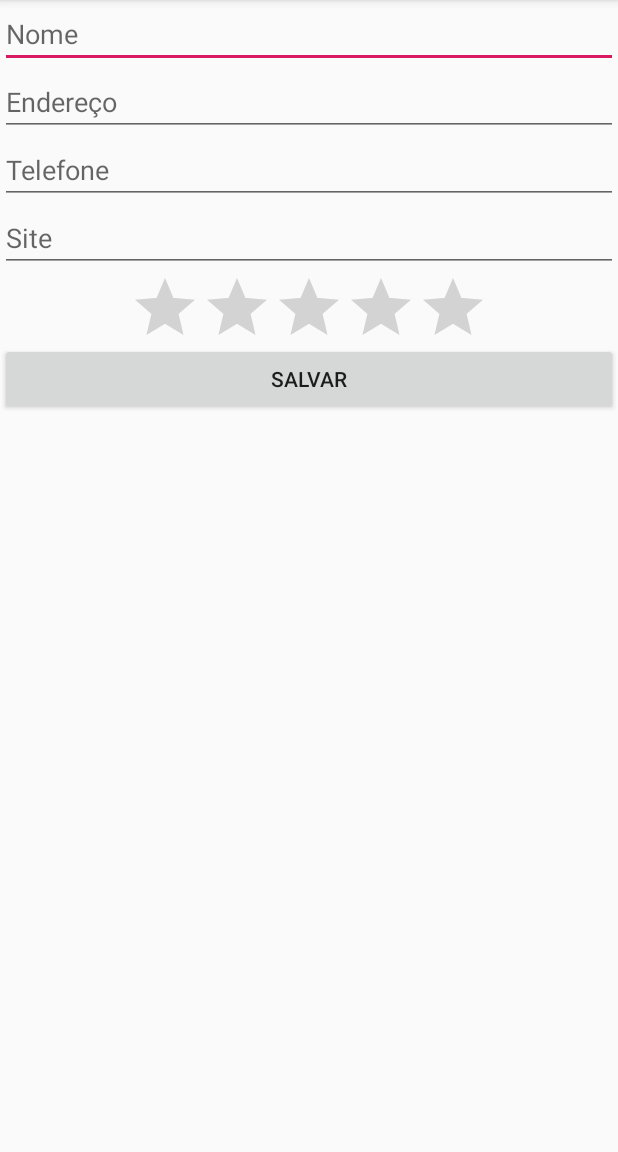
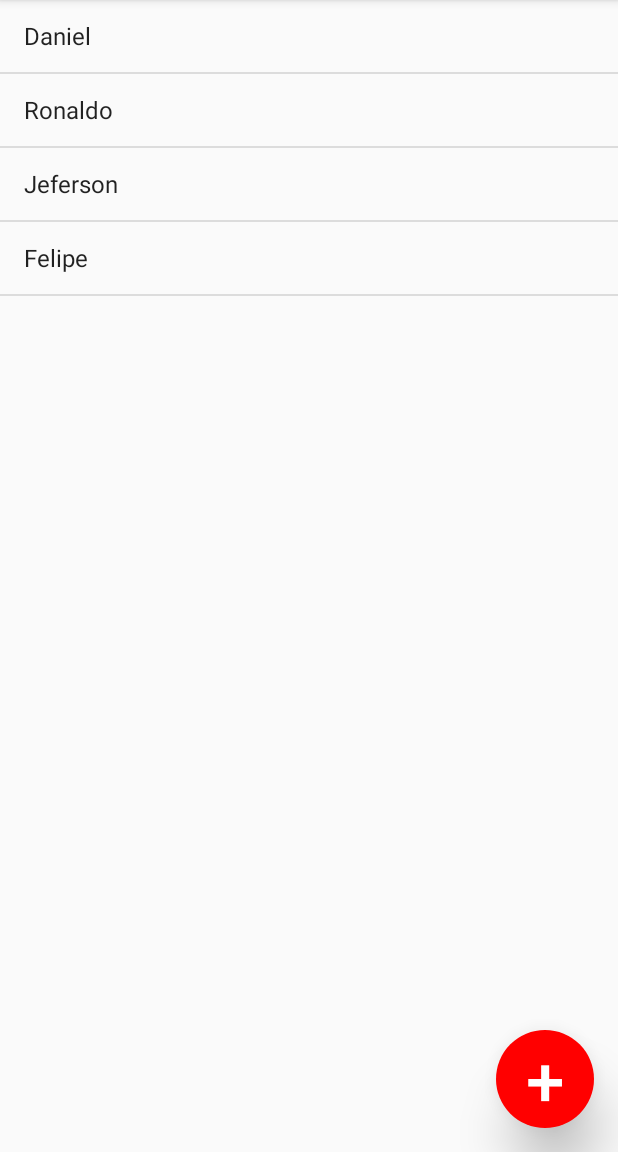
Before and after one commit to ferjesusjs8/AndroidStudio, an Android app: the screen it shows after launch (Formulario before the commit, MainActivity after it), on a phone screen of 412 x 824 dp, the part 84-1236 px from its top. Run offline under Robolectric (Android 15) with nearby library versions, the phone set to English and light mode, and no system bars.

Commit message:
In Progress

```diff
--- a/ProinterV/app/src/main/AndroidManifest.xml
+++ b/ProinterV/app/src/main/AndroidManifest.xml
@@ -10,15 +10,15 @@
         android:supportsRtl="true"
         android:theme="@style/AppTheme">
         <activity android:name=".Formulario">
+
+        </activity>
+        <activity android:name=".MainActivity">
             <intent-filter>
                 <action android:name="android.intent.action.MAIN" />
 
                 <category android:name="android.intent.category.LAUNCHER" />
             </intent-filter>
         </activity>
-        <activity android:name=".MainActivity">
-
-        </activity>
     </application>
 
 </manifest>
--- a/ProinterV/app/src/main/java/com/anhanguera/prointerv/Formulario.java
+++ b/ProinterV/app/src/main/java/com/anhanguera/prointerv/Formulario.java
@@ -1,5 +1,6 @@
 package com.anhanguera.prointerv;
 
+import android.content.Intent;
 import android.support.v7.app.AppCompatActivity;
 import android.os.Bundle;
 import android.view.View;
@@ -18,7 +19,8 @@ public class Formulario extends AppCompatActivity {
         botaoSalvar.setOnClickListener(new View.OnClickListener() {
             @Override
             public void onClick(View v) {
-                Toast.makeText(Formulario.this, "Dados salvos com sucesso!", Toast.LENGTH_SHORT).show();
+                Toast.makeText(Formulario.this, "Salvo com sucesso!", Toast.LENGTH_SHORT).show();
+                finish();
             }
         });
     }
--- a/ProinterV/app/src/main/java/com/anhanguera/prointerv/MainActivity.java
+++ b/ProinterV/app/src/main/java/com/anhanguera/prointerv/MainActivity.java
@@ -1,8 +1,11 @@
 package com.anhanguera.prointerv;
 
+import android.content.Intent;
 import android.support.v7.app.AppCompatActivity;
 import android.os.Bundle;
+import android.view.View;
 import android.widget.ArrayAdapter;
+import android.widget.Button;
 import android.widget.ListView;
 
 public class MainActivity extends AppCompatActivity {
@@ -16,5 +19,14 @@ public class MainActivity extends AppCompatActivity {
         ListView listaAluno = (ListView) findViewById(R.id.lista_alunos);
         ArrayAdapter<String> adapter = new ArrayAdapter<String>(this, android.R.layout.simple_list_item_1, alunos);
         listaAluno.setAdapter(adapter);
+
+        Button novoAluno = findViewById(R.id.novo_aluno);
+        novoAluno.setOnClickListener(new View.OnClickListener() {
+            @Override
+            public void onClick(View v) {
+                Intent intentNovoAluno = new Intent(MainActivity.this, Formulario.class);
+                startActivity(intentNovoAluno);
+            }
+        });
     }
 }
--- /dev/null
+++ b/ProinterV/app/src/main/res/drawable/forma.xml
@@ -0,0 +1,7 @@
+<?xml version="1.0" encoding="utf-8"?>
+<shape xmlns:android="http://schemas.android.com/apk/res/android"
+    android:shape="oval">
+    <solid
+        android:color="#ff0000" />
+
+</shape>
--- a/ProinterV/app/src/main/res/layout/activity_main.xml
+++ b/ProinterV/app/src/main/res/layout/activity_main.xml
@@ -1,5 +1,5 @@
 <?xml version="1.0" encoding="utf-8"?>
-<LinearLayout xmlns:android="http://schemas.android.com/apk/res/android"
+<RelativeLayout xmlns:android="http://schemas.android.com/apk/res/android"
     android:layout_width="match_parent"
     android:layout_height="match_parent"
     android:orientation="vertical">
@@ -9,4 +9,19 @@
         android:layout_height="match_parent"
         android:id="@+id/lista_alunos"></ListView>
 
-</LinearLayout>
+    <Button
+        android:layout_width="65dp"
+        android:text="+"
+        android:textColor="#ffffff"
+        android:layout_height="65dp"
+        android:textSize="46sp"
+        android:layout_alignParentBottom="true"
+        android:layout_alignParentRight="true"
+        android:background="@drawable/forma"
+        android:layout_marginBottom="16dp"
+        android:layout_marginRight="16dp"
+        android:elevation="20dp"
+        android:stateListAnimator="@null"
+        android:id="@+id/novo_aluno"/>
+
+</RelativeLayout>
```
